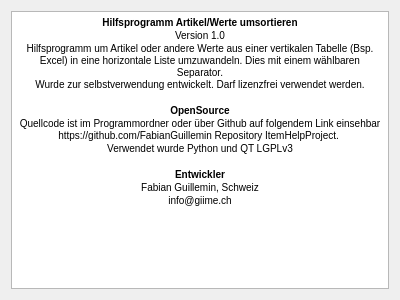
The window that ui/dialoginfo.ui (FabianGuillemin/rearRange) describes before a commit, drawn with Qt 5.
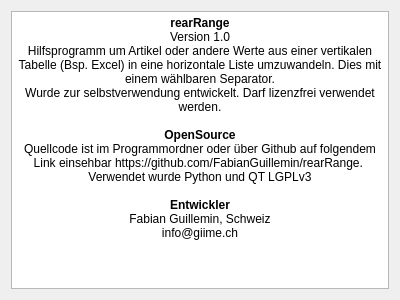
The same window after the commit.

Patch:
```diff
--- a/ui/dialoginfo.ui
+++ b/ui/dialoginfo.ui
@@ -24,17 +24,17 @@
 &lt;html&gt;&lt;head&gt;&lt;meta name=&quot;qrichtext&quot; content=&quot;1&quot; /&gt;&lt;style type=&quot;text/css&quot;&gt;
 p, li { white-space: pre-wrap; }
 &lt;/style&gt;&lt;/head&gt;&lt;body style=&quot; font-family:'MS Shell Dlg 2'; font-size:7.8pt; font-weight:400; font-style:normal;&quot;&gt;
-&lt;p align=&quot;center&quot; style=&quot; margin-top:0px; margin-bottom:0px; margin-left:0px; margin-right:0px; -qt-block-indent:0; text-indent:0px;&quot;&gt;&lt;span style=&quot; font-weight:600;&quot;&gt;Hilfsprogramm Artikel/Werte umsortieren&lt;/span&gt;&lt;/p&gt;
-&lt;p align=&quot;center&quot; style=&quot; margin-top:0px; margin-bottom:0px; margin-left:0px; margin-right:0px; -qt-block-indent:0; text-indent:0px;&quot;&gt;Version 1.0&lt;/p&gt;
-&lt;p align=&quot;center&quot; style=&quot; margin-top:0px; margin-bottom:0px; margin-left:0px; margin-right:0px; -qt-block-indent:0; text-indent:0px;&quot;&gt;Hilfsprogramm um Artikel oder andere Werte aus einer vertikalen Tabelle (Bsp. Excel) in eine horizontale Liste umzuwandeln. Dies mit einem wählbaren Separator. &lt;br /&gt;Wurde zur selbstverwendung entwickelt. Darf lizenzfrei verwendet werden.&lt;/p&gt;
-&lt;p align=&quot;center&quot; style=&quot;-qt-paragraph-type:empty; margin-top:0px; margin-bottom:0px; margin-left:0px; margin-right:0px; -qt-block-indent:0; text-indent:0px;&quot;&gt;&lt;br /&gt;&lt;/p&gt;
-&lt;p align=&quot;center&quot; style=&quot; margin-top:0px; margin-bottom:0px; margin-left:0px; margin-right:0px; -qt-block-indent:0; text-indent:0px;&quot;&gt;&lt;span style=&quot; font-weight:600;&quot;&gt;OpenSource&lt;/span&gt;&lt;/p&gt;
-&lt;p align=&quot;center&quot; style=&quot; margin-top:0px; margin-bottom:0px; margin-left:0px; margin-right:0px; -qt-block-indent:0; text-indent:0px;&quot;&gt;Quellcode ist im Programmordner oder über Github auf folgendem Link einsehbar https://github.com/FabianGuillemin Repository ItemHelpProject. &lt;/p&gt;
-&lt;p align=&quot;center&quot; style=&quot; margin-top:0px; margin-bottom:0px; margin-left:0px; margin-right:0px; -qt-block-indent:0; text-indent:0px;&quot;&gt;Verwendet wurde Python und QT LGPLv3&lt;/p&gt;
-&lt;p align=&quot;center&quot; style=&quot;-qt-paragraph-type:empty; margin-top:0px; margin-bottom:0px; margin-left:0px; margin-right:0px; -qt-block-indent:0; text-indent:0px;&quot;&gt;&lt;br /&gt;&lt;/p&gt;
-&lt;p align=&quot;center&quot; style=&quot; margin-top:0px; margin-bottom:0px; margin-left:0px; margin-right:0px; -qt-block-indent:0; text-indent:0px;&quot;&gt;&lt;span style=&quot; font-weight:600;&quot;&gt;Entwickler&lt;/span&gt;&lt;/p&gt;
-&lt;p align=&quot;center&quot; style=&quot; margin-top:0px; margin-bottom:0px; margin-left:0px; margin-right:0px; -qt-block-indent:0; text-indent:0px;&quot;&gt;Fabian Guillemin, Schweiz&lt;/p&gt;
-&lt;p align=&quot;center&quot; style=&quot; margin-top:0px; margin-bottom:0px; margin-left:0px; margin-right:0px; -qt-block-indent:0; text-indent:0px;&quot;&gt;info@giime.ch&lt;/p&gt;&lt;/body&gt;&lt;/html&gt;</string>
+&lt;p align=&quot;center&quot; style=&quot; margin-top:0px; margin-bottom:0px; margin-left:0px; margin-right:0px; -qt-block-indent:0; text-indent:0px;&quot;&gt;&lt;span style=&quot; font-size:9pt; font-weight:600;&quot;&gt;rearRange&lt;/span&gt;&lt;/p&gt;
+&lt;p align=&quot;center&quot; style=&quot; margin-top:0px; margin-bottom:0px; margin-left:0px; margin-right:0px; -qt-block-indent:0; text-indent:0px;&quot;&gt;&lt;span style=&quot; font-size:9pt;&quot;&gt;Version 1.0&lt;/span&gt;&lt;/p&gt;
+&lt;p align=&quot;center&quot; style=&quot; margin-top:0px; margin-bottom:0px; margin-left:0px; margin-right:0px; -qt-block-indent:0; text-indent:0px;&quot;&gt;&lt;span style=&quot; font-size:9pt;&quot;&gt;Hilfsprogramm um Artikel oder andere Werte aus einer vertikalen Tabelle (Bsp. Excel) in eine horizontale Liste umzuwandeln. Dies mit einem wählbaren Separator. &lt;br /&gt;Wurde zur selbstverwendung entwickelt. Darf lizenzfrei verwendet werden.&lt;/span&gt;&lt;/p&gt;
+&lt;p align=&quot;center&quot; style=&quot;-qt-paragraph-type:empty; margin-top:0px; margin-bottom:0px; margin-left:0px; margin-right:0px; -qt-block-indent:0; text-indent:0px; font-size:9pt;&quot;&gt;&lt;br /&gt;&lt;/p&gt;
+&lt;p align=&quot;center&quot; style=&quot; margin-top:0px; margin-bottom:0px; margin-left:0px; margin-right:0px; -qt-block-indent:0; text-indent:0px;&quot;&gt;&lt;span style=&quot; font-size:9pt; font-weight:600;&quot;&gt;OpenSource&lt;/span&gt;&lt;/p&gt;
+&lt;p align=&quot;center&quot; style=&quot; margin-top:0px; margin-bottom:0px; margin-left:0px; margin-right:0px; -qt-block-indent:0; text-indent:0px;&quot;&gt;&lt;span style=&quot; font-size:9pt;&quot;&gt;Quellcode ist im Programmordner oder über Github auf folgendem Link einsehbar https://github.com/FabianGuillemin/rearRange. &lt;/span&gt;&lt;/p&gt;
+&lt;p align=&quot;center&quot; style=&quot; margin-top:0px; margin-bottom:0px; margin-left:0px; margin-right:0px; -qt-block-indent:0; text-indent:0px;&quot;&gt;&lt;span style=&quot; font-size:9pt;&quot;&gt;Verwendet wurde Python und QT LGPLv3&lt;/span&gt;&lt;/p&gt;
+&lt;p align=&quot;center&quot; style=&quot;-qt-paragraph-type:empty; margin-top:0px; margin-bottom:0px; margin-left:0px; margin-right:0px; -qt-block-indent:0; text-indent:0px; font-size:9pt;&quot;&gt;&lt;br /&gt;&lt;/p&gt;
+&lt;p align=&quot;center&quot; style=&quot; margin-top:0px; margin-bottom:0px; margin-left:0px; margin-right:0px; -qt-block-indent:0; text-indent:0px;&quot;&gt;&lt;span style=&quot; font-size:9pt; font-weight:600;&quot;&gt;Entwickler&lt;/span&gt;&lt;/p&gt;
+&lt;p align=&quot;center&quot; style=&quot; margin-top:0px; margin-bottom:0px; margin-left:0px; margin-right:0px; -qt-block-indent:0; text-indent:0px;&quot;&gt;&lt;span style=&quot; font-size:9pt;&quot;&gt;Fabian Guillemin, Schweiz&lt;/span&gt;&lt;/p&gt;
+&lt;p align=&quot;center&quot; style=&quot; margin-top:0px; margin-bottom:0px; margin-left:0px; margin-right:0px; -qt-block-indent:0; text-indent:0px;&quot;&gt;&lt;span style=&quot; font-size:9pt;&quot;&gt;info@giime.ch&lt;/span&gt;&lt;/p&gt;&lt;/body&gt;&lt;/html&gt;</string>
      </property>
     </widget>
    </item>
```
